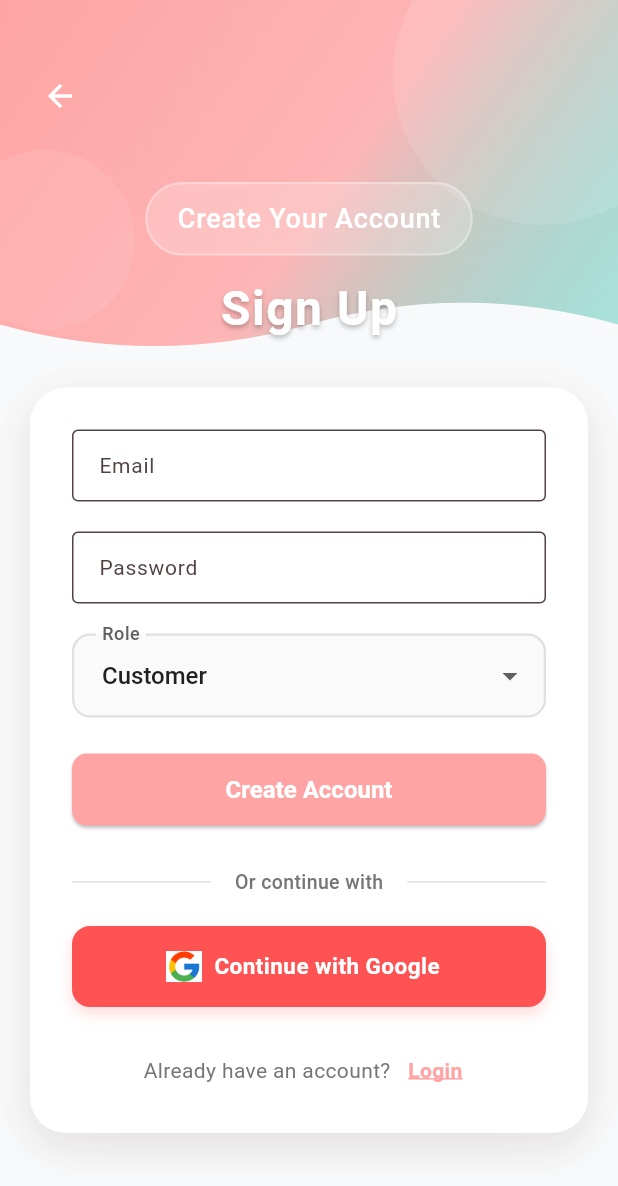
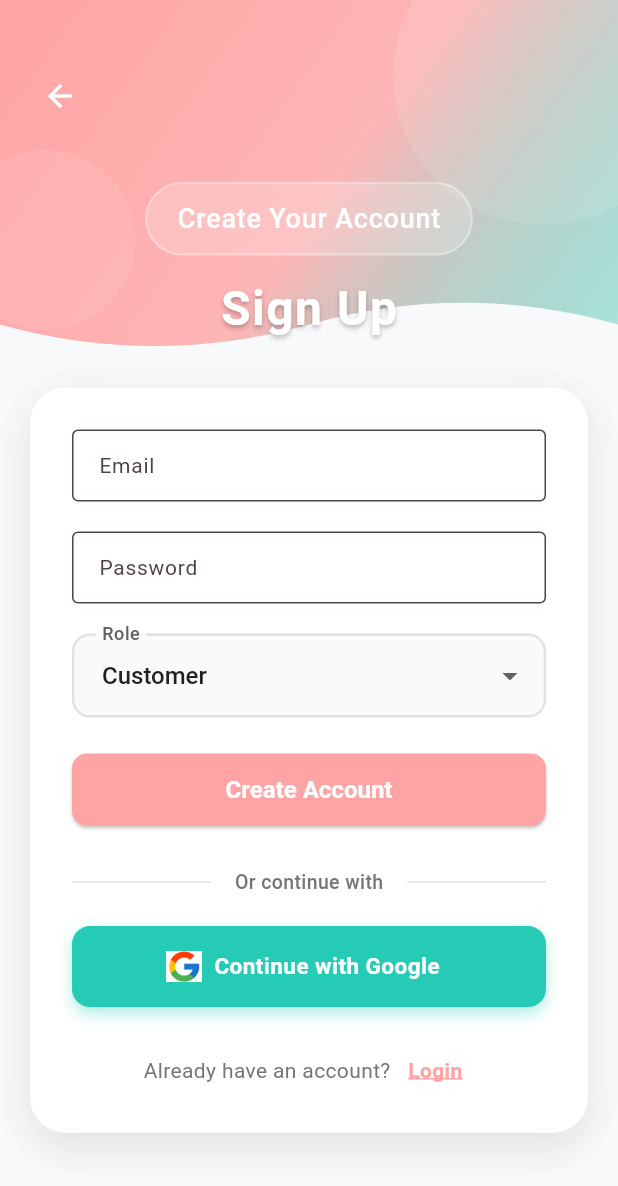
Before and after one commit to aniqa112233/tailor_clothing_rental_application, a Flutter app: the screen it shows after launch, after a tap on "Login", after a tap on "Sign up", on a phone screen of 412 x 824 dp. Shown: the top 1186 px of the screen. Run offline on Flutter 3.47's test engine with Material 3 defaults, Android fonts, the light colour scheme and no system bars; our stand-ins replace google_sign_in, image_picker, supabase_flutter; accounts and stored records are empty; network calls fail.

Commit message:
added detail

```diff
--- a/lib/screens/auth/login_screen.dart
+++ b/lib/screens/auth/login_screen.dart
@@ -276,7 +276,7 @@ class _LoginScreenState extends State<LoginScreen> {
                         borderRadius: BorderRadius.circular(12),
                         boxShadow: [
                           BoxShadow(
-                            color: Colors.redAccent.withOpacity(0.2),
+                            color: AppTheme.accent.withOpacity(0.3),
                             blurRadius: 8,
                             offset: const Offset(0, 4),
                           ),
@@ -298,7 +298,7 @@ class _LoginScreenState extends State<LoginScreen> {
                           ),
                         ),
                         style: ElevatedButton.styleFrom(
-                          backgroundColor: Colors.redAccent,
+                          backgroundColor: Color.lerp(AppTheme.accent, Colors.white, 0.15),
                           foregroundColor: Colors.white,
                           elevation: 0,
                           shape: RoundedRectangleBorder(
--- a/lib/screens/auth/signup_screen.dart
+++ b/lib/screens/auth/signup_screen.dart
@@ -296,7 +296,7 @@ class _SignupScreenState extends State<SignupScreen> {
                         borderRadius: BorderRadius.circular(12),
                         boxShadow: [
                           BoxShadow(
-                            color: Colors.redAccent.withOpacity(0.2),
+                            color: AppTheme.accent.withOpacity(0.3),
                             blurRadius: 8,
                             offset: const Offset(0, 4),
                           ),
@@ -318,7 +318,7 @@ class _SignupScreenState extends State<SignupScreen> {
                           ),
                         ),
                         style: ElevatedButton.styleFrom(
-                          backgroundColor: Colors.redAccent,
+                          backgroundColor: Color.lerp(AppTheme.accent, Colors.white, 0.15),
                           foregroundColor: Colors.white,
                           elevation: 0,
                           shape: RoundedRectangleBorder(
```
